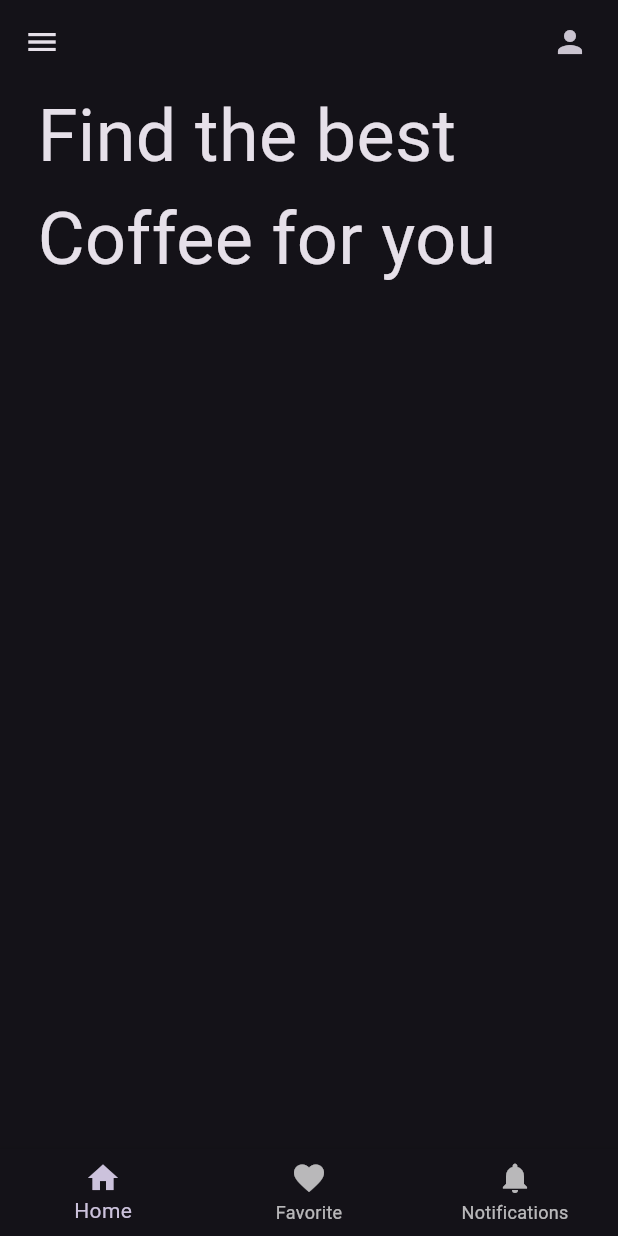
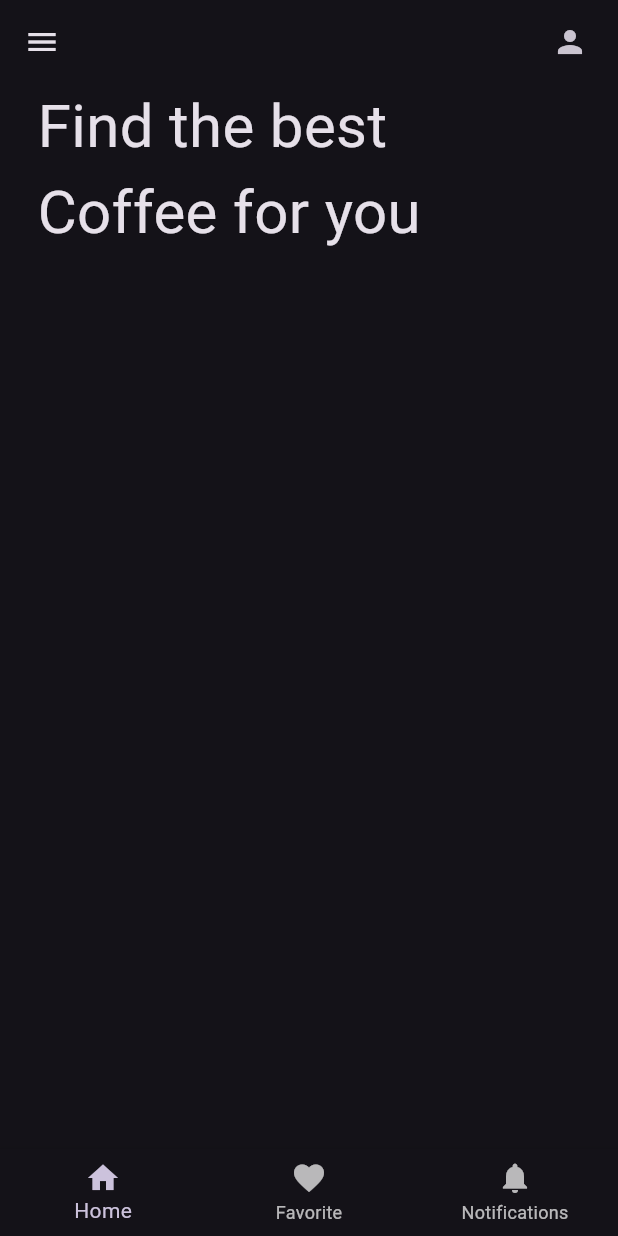
Before and after one commit to shatilsarower/coffee, a Flutter app: the screen it shows after launch, on a phone screen of 412 x 824 dp. Run offline on Flutter 3.47's test engine with Material 2 defaults, Android fonts, the phone set to English and light mode, and no system bars; our stand-ins replace google_fonts; Roboto replaces fonts that are missing (Almarai).

```diff
--- a/lib/homepage.dart
+++ b/lib/homepage.dart
@@ -50,7 +50,7 @@ class HomePage extends StatelessWidget {
             child: Text(
               "Find the best Coffee for you",
               style: GoogleFonts.almarai(
-                fontSize: 48,
+                fontSize: 40,
               ),
             ),
           ),
```
